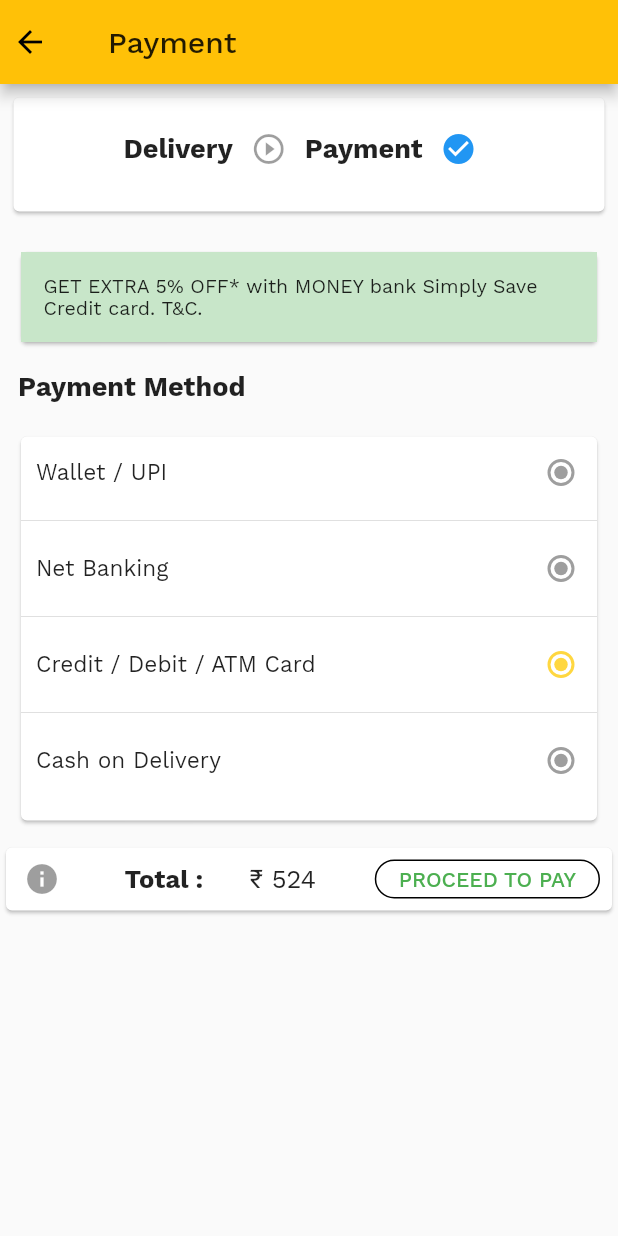
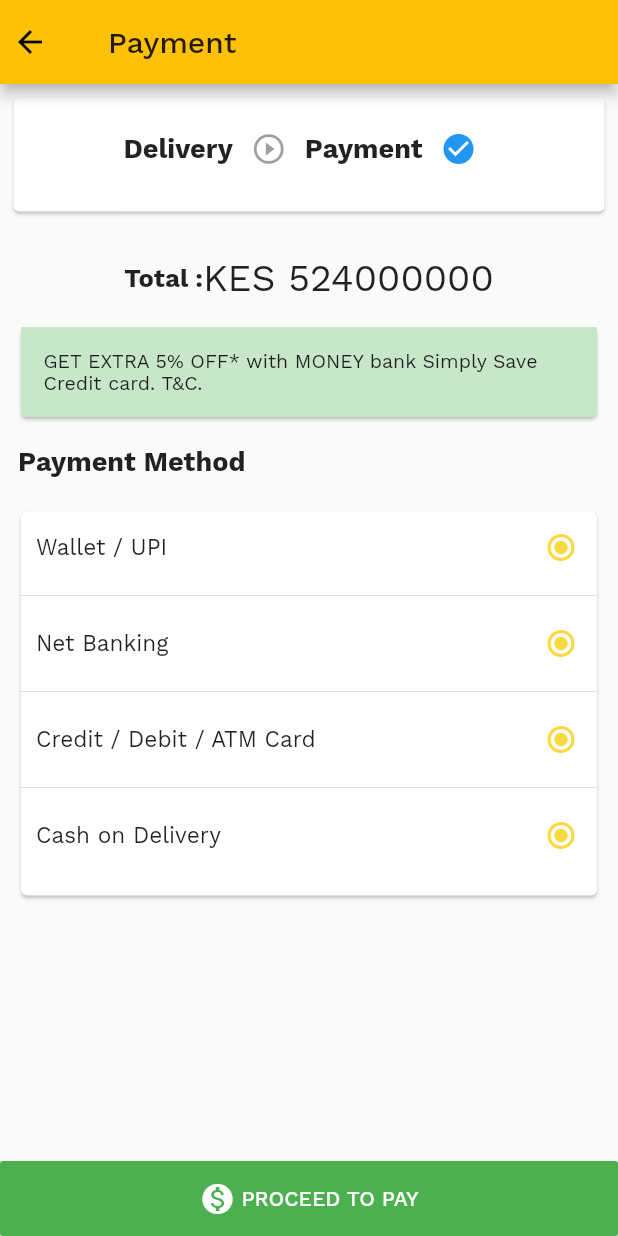
Before and after one commit to kevinomyonga/VividGold-Mobile, a Flutter app: the CheckoutPage screen opened by its route, after a tap on "CONFIRM ORDER", on a phone screen of 412 x 824 dp. Run offline on Flutter 3.47's test engine with Material 2 defaults, Android fonts, the phone set to English and light mode, and no system bars; our stand-ins replace carousel_pro, device_info, dots_indicator, dynamic_theme, flutter_slidable, font_awesome_flutter and 3 more; missing offline and left inert: launch_review; network calls fail; project files that could hold a hidden picture were left out.

Commit message:
Modified Checkout And Payment UIs.

```diff
--- a/lib/ui/cart/checkout.dart
+++ b/lib/ui/cart/checkout.dart
@@ -1,4 +1,5 @@
 import 'package:flutter/material.dart';
+import 'package:font_awesome_flutter/font_awesome_flutter.dart';
 import 'package:vividgold_app/models/cart_item.dart';
 import 'package:vividgold_app/ui/cart/payment.dart';
 import 'package:vividgold_app/utils/uicolors.dart';
@@ -693,13 +694,13 @@ class CheckoutPageState extends State<CheckoutPage> {
               onPressed: () {
                 Navigator.pushNamed(context, UIConstants.ROUTE_PAYMENT);
               },
-              color: Colors.green,
+              color: UIColors.confirmOrderButtonColor,
               child: Center(
                 child: Row(
                   mainAxisAlignment: MainAxisAlignment.center,
                   children: <Widget>[
                     Icon(
-                      Icons.shopping_cart,
+                      FontAwesomeIcons.checkDouble,
                       color: Colors.white,
                     ),
                     SizedBox(
--- a/lib/ui/cart/payment.dart
+++ b/lib/ui/cart/payment.dart
@@ -1,5 +1,6 @@
 import 'package:flutter/material.dart';
 import 'package:vividgold_app/models/cart_item.dart';
+import 'package:vividgold_app/utils/uicolors.dart';
 import 'package:vividgold_app/utils/uiconstants.dart';
 
 class PaymentPage extends StatefulWidget {
@@ -82,7 +83,8 @@ class PaymentPageState extends State<PaymentPage> {
     return new Scaffold(
       key: _scaffoldKey,
       appBar: appBar,
-        body: _buildPaymentPage(context)
+      body: _buildPaymentPage(context),
+      bottomNavigationBar: _buildBottomNavigationBar(),
     );
   }
 
@@ -151,6 +153,28 @@ class PaymentPageState extends State<PaymentPage> {
                             ),
                           ],
                         )))),
+            new Container(
+                alignment: Alignment.bottomLeft,
+                height: 50.0,
+                child: Row(
+                  mainAxisSize: MainAxisSize.max,
+                  mainAxisAlignment: MainAxisAlignment.center,
+                  children: <Widget>[
+                    Text(
+                      'Total :',
+                      style: TextStyle(
+                          fontSize: 17.0,
+                          fontWeight: FontWeight.bold
+                      ),
+                    ),
+                    Text(
+                      'KES 524000000',
+                      style: TextStyle(fontSize: 25.0,
+                      ),
+                    ),
+                  ],
+                )
+            ),
             _verticalDivider(),
             Container(
                 margin: EdgeInsets.all(10.0),
@@ -205,7 +229,7 @@ class PaymentPageState extends State<PaymentPage> {
                                   Radio<int>(
                                       value: 0,
                                       groupValue: 0,
-                                      onChanged: null),
+                                      onChanged: handleRadioValueChanged),
                                 ],
                               ),
                             ),
@@ -226,7 +250,7 @@ class PaymentPageState extends State<PaymentPage> {
                                     Radio<int>(
                                         value: 0,
                                         groupValue: radioValue,
-                                        onChanged: null),
+                                        onChanged: handleRadioValueChanged),
                                   ],
                                 )),
                             Divider(),
@@ -266,7 +290,7 @@ class PaymentPageState extends State<PaymentPage> {
                                     Radio<int>(
                                         value: 0,
                                         groupValue: 0,
-                                        onChanged: null),
+                                        onChanged: handleRadioValueChanged),
                                   ],
                                 )
                             ),
@@ -274,48 +298,46 @@ class PaymentPageState extends State<PaymentPage> {
                         )),
                   ),
                 )),
-            Container(
-                alignment: Alignment.bottomLeft,
+          ],
+        ),
+      ),
+    );
+  }
+
+  _buildBottomNavigationBar() {
+    return Container(
+      width: MediaQuery.of(context).size.width,
       height: 50.0,
-                child: Card(
       child: Row(
         mainAxisSize: MainAxisSize.max,
-                    mainAxisAlignment: MainAxisAlignment.spaceBetween,
+        mainAxisAlignment: MainAxisAlignment.spaceAround,
         children: <Widget>[
-                      IconButton(icon: Icon(Icons.info), onPressed: null),
+          Flexible(
+            flex: 2,
+            child: RaisedButton(
+              onPressed: () {},
+              color: UIColors.proceedToPayButtonColor,
+              child: Center(
+                child: Row(
+                  mainAxisAlignment: MainAxisAlignment.center,
+                  children: <Widget>[
+                    Icon(
+                      Icons.monetization_on,
+                      color: Colors.white,
+                    ),
+                    SizedBox(
+                      width: 4.0,
+                    ),
                     Text(
-                        'Total :',
-                        style: TextStyle(
-                            fontSize: 17.0,
-                            fontWeight: FontWeight.bold
+                      "PROCEED TO PAY",
+                      style: TextStyle(color: Colors.white),
+                    ),
+                  ],
                 ),
               ),
-                      Text(
-                        '\₹ 524',
-                        style: TextStyle(fontSize: 17.0,
-                        ),
-                      ),
-                      Padding(
-                        padding: const EdgeInsets.all(8.0),
-                        child: Container(
-                          alignment: Alignment.center,
-                          child: OutlineButton(
-                              borderSide: BorderSide(color: Colors.green),
-                              child: const Text('PROCEED TO PAY'),
-                              textColor: Colors.green,
-                              onPressed: () {
-                                //   Navigator.push(context, MaterialPageRoute(builder: (context)=> Item_Details()));
-                              },
-                              shape: new OutlineInputBorder(
-                                borderRadius: BorderRadius.circular(30.0),
-                              )),
             ),
           ),
         ],
-                  ),
-                )),
-          ],
-        ),
       ),
     );
   }
--- a/lib/utils/uicolors.dart
+++ b/lib/utils/uicolors.dart
@@ -14,6 +14,9 @@ class UIColors {
   // Cart Icon
   static Color cartIconColor         = Colors.green.shade500;
   static Color cartItemPriceColor    = Colors.red.shade900;
+
+  static Color confirmOrderButtonColor    = Colors.green;
+  static Color proceedToPayButtonColor    = Colors.green;
 
   // Orders
   static Color orderCompletedColor   = Colors.greenAccent;
```
Lines whose indentation alone changed are shown as unchanged.
